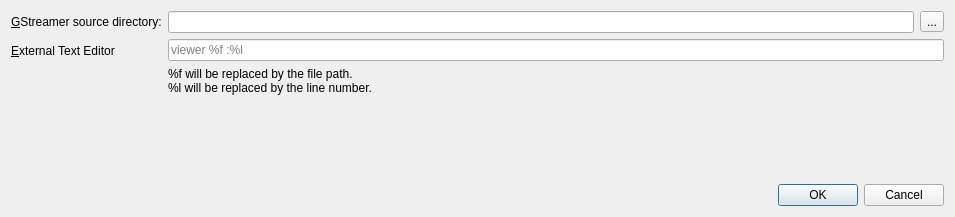
Above: preferences.ui from task-jp/gstreamer-log-viewer before the change. Below: the same form after it.
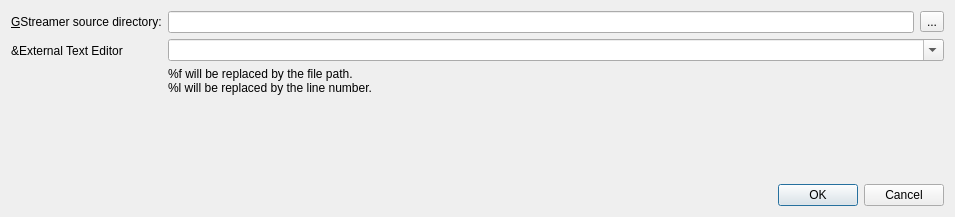
That is the form after the change.

Commit message: Support many external text viewers in Windows/macOS/Linux

```diff
--- a/preferences.ui
+++ b/preferences.ui
@@ -45,17 +45,14 @@
        <property name="text">
         <string>&amp;External Text Editor</string>
        </property>
-       <property name="buddy">
-        <cstring>externalTextEditor</cstring>
-       </property>
       </widget>
      </item>
      <item row="1" column="1">
       <layout class="QVBoxLayout" name="verticalLayout">
        <item>
-        <widget class="QLineEdit" name="externalTextEditor">
-         <property name="placeholderText">
-          <string>viewer %f :%l</string>
+        <widget class="QComboBox" name="externalTextEditor">
+         <property name="editable">
+          <bool>true</bool>
          </property>
         </widget>
        </item>
```
The commit also changes 2 other files.
